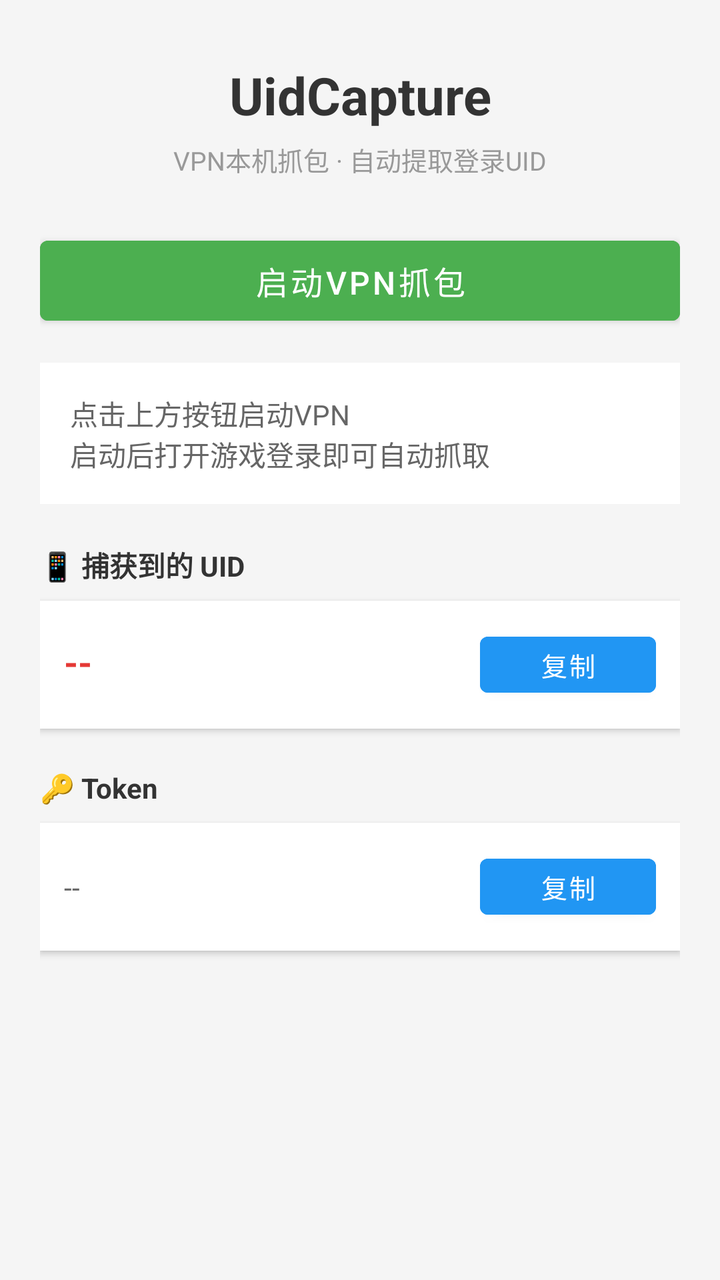
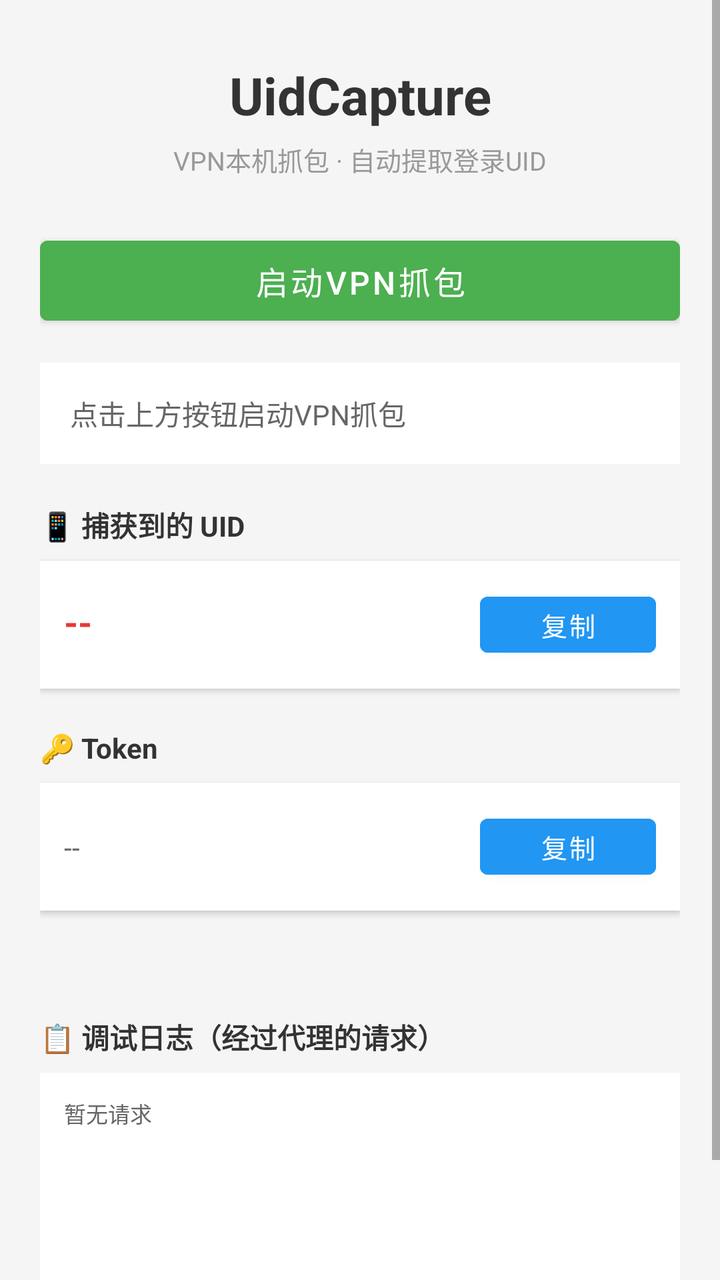

Compare the two renders of this Android layout. The source of the first and the diff that turns it into the second are given below.
<!-- AndroidManifest.xml: application theme Theme.MaterialComponents.DayNight.NoActionBar -->
<!-- res/layout/activity_main.xml -->
<?xml version="1.0" encoding="utf-8"?>
<ScrollView xmlns:android="http://schemas.android.com/apk/res/android"
    android:layout_width="match_parent"
    android:layout_height="match_parent"
    android:background="#F5F5F5">

    <LinearLayout
        android:layout_width="match_parent"
        android:layout_height="wrap_content"
        android:orientation="vertical"
        android:padding="20dp">

        
        <TextView
            android:layout_width="match_parent"
            android:layout_height="wrap_content"
            android:text="UidCapture"
            android:textSize="26sp"
            android:textStyle="bold"
            android:textColor="#333333"
            android:gravity="center"
            android:layout_marginTop="10dp"
            android:layout_marginBottom="5dp"/>

        <TextView
            android:layout_width="match_parent"
            android:layout_height="wrap_content"
            android:text="VPN本机抓包 · 自动提取登录UID"
            android:textSize="13sp"
            android:textColor="#999999"
            android:gravity="center"
            android:layout_marginBottom="25dp"/>

        
        <Button
            android:id="@+id/btnToggle"
            android:layout_width="match_parent"
            android:layout_height="52dp"
            android:text="启动VPN抓包"
            android:textSize="16sp"
            android:backgroundTint="#4CAF50"
            android:textColor="#FFFFFF"
            android:layout_marginBottom="15dp"/>

        
        <TextView
            android:id="@+id/tvStatus"
            android:layout_width="match_parent"
            android:layout_height="wrap_content"
            android:text="点击上方按钮启动VPN\n启动后打开游戏登录即可自动抓取"
            android:textSize="14sp"
            android:textColor="#666666"
            android:background="#FFFFFF"
            android:padding="15dp"
            android:layout_marginBottom="20dp"/>

        
        <TextView
            android:layout_width="match_parent"
            android:layout_height="wrap_content"
            android:text="📱 捕获到的 UID"
            android:textSize="14sp"
            android:textColor="#333333"
            android:textStyle="bold"
            android:layout_marginBottom="8dp"/>

        <LinearLayout
            android:layout_width="match_parent"
            android:layout_height="wrap_content"
            android:orientation="horizontal"
            android:background="#FFFFFF"
            android:padding="12dp"
            android:layout_marginBottom="10dp"
            android:elevation="2dp">

            <TextView
                android:id="@+id/tvUid"
                android:layout_width="0dp"
                android:layout_height="wrap_content"
                android:layout_weight="1"
                android:text="--"
                android:textSize="18sp"
                android:textColor="#E53935"
                android:textStyle="bold"
                android:gravity="center_vertical"/>

            <Button
                android:id="@+id/btnCopyUid"
                android:layout_width="wrap_content"
                android:layout_height="40dp"
                android:text="复制"
                android:textSize="13sp"
                android:backgroundTint="#2196F3"
                android:textColor="#FFFFFF"/>
        </LinearLayout>

        
        <TextView
            android:layout_width="match_parent"
            android:layout_height="wrap_content"
            android:text="🔑 Token"
            android:textSize="14sp"
            android:textColor="#333333"
            android:textStyle="bold"
            android:layout_marginTop="10dp"
            android:layout_marginBottom="8dp"/>

        <LinearLayout
            android:layout_width="match_parent"
            android:layout_height="wrap_content"
            android:orientation="horizontal"
            android:background="#FFFFFF"
            android:padding="12dp"
            android:layout_marginBottom="10dp"
            android:elevation="2dp">

            <TextView
                android:id="@+id/tvToken"
                android:layout_width="0dp"
                android:layout_height="wrap_content"
                android:layout_weight="1"
                android:text="--"
                android:textSize="14sp"
                android:textColor="#666666"
                android:gravity="center_vertical"/>

            <Button
                android:id="@+id/btnCopyToken"
                android:layout_width="wrap_content"
                android:layout_height="40dp"
                android:text="复制"
                android:textSize="13sp"
                android:backgroundTint="#2196F3"
                android:textColor="#FFFFFF"/>
        </LinearLayout>

        
        <TextView
            android:id="@+id/tvUserName"
            android:layout_width="match_parent"
            android:layout_height="wrap_content"
            android:text=""
            android:textSize="13sp"
            android:textColor="#999999"
            android:layout_marginTop="5dp"
            android:gravity="center"/>

    </LinearLayout>
</ScrollView>
<!-- resources referenced by this layout -->
<resources>

</resources>

<!-- the commit's change to res/layout/activity_main.xml (unified diff, before → after) -->
@@ -10,7 +10,6 @@
         android:orientation="vertical"
         android:padding="20dp">
 
-        
         <TextView
             android:layout_width="match_parent"
             android:layout_height="wrap_content"
@@ -31,7 +30,6 @@
             android:gravity="center"
             android:layout_marginBottom="25dp"/>
 
-        
         <Button
             android:id="@+id/btnToggle"
             android:layout_width="match_parent"
@@ -42,19 +40,17 @@
             android:textColor="#FFFFFF"
             android:layout_marginBottom="15dp"/>
 
-        
         <TextView
             android:id="@+id/tvStatus"
             android:layout_width="match_parent"
             android:layout_height="wrap_content"
-            android:text="点击上方按钮启动VPN\n启动后打开游戏登录即可自动抓取"
+            android:text="点击上方按钮启动VPN抓包"
             android:textSize="14sp"
             android:textColor="#666666"
             android:background="#FFFFFF"
             android:padding="15dp"
             android:layout_marginBottom="20dp"/>
 
-        
         <TextView
             android:layout_width="match_parent"
             android:layout_height="wrap_content"
@@ -94,7 +90,6 @@
                 android:textColor="#FFFFFF"/>
         </LinearLayout>
 
-        
         <TextView
             android:layout_width="match_parent"
             android:layout_height="wrap_content"
@@ -134,7 +129,6 @@
                 android:textColor="#FFFFFF"/>
         </LinearLayout>
 
-        
         <TextView
             android:id="@+id/tvUserName"
             android:layout_width="match_parent"
@@ -145,5 +139,28 @@
             android:layout_marginTop="5dp"
             android:gravity="center"/>
 
+        
+        <TextView
+            android:layout_width="match_parent"
+            android:layout_height="wrap_content"
+            android:text="📋 调试日志（经过代理的请求）"
+            android:textSize="14sp"
+            android:textColor="#333333"
+            android:textStyle="bold"
+            android:layout_marginTop="20dp"
+            android:layout_marginBottom="8dp"/>
+
+        <TextView
+            android:id="@+id/tvDebug"
+            android:layout_width="match_parent"
+            android:layout_height="wrap_content"
+            android:text="暂无请求"
+            android:textSize="11sp"
+            android:textColor="#666666"
+            android:background="#FFFFFF"
+            android:padding="12dp"
+            android:fontFamily="monospace"
+            android:minHeight="150dp"/>
+
     </LinearLayout>
 </ScrollView>
